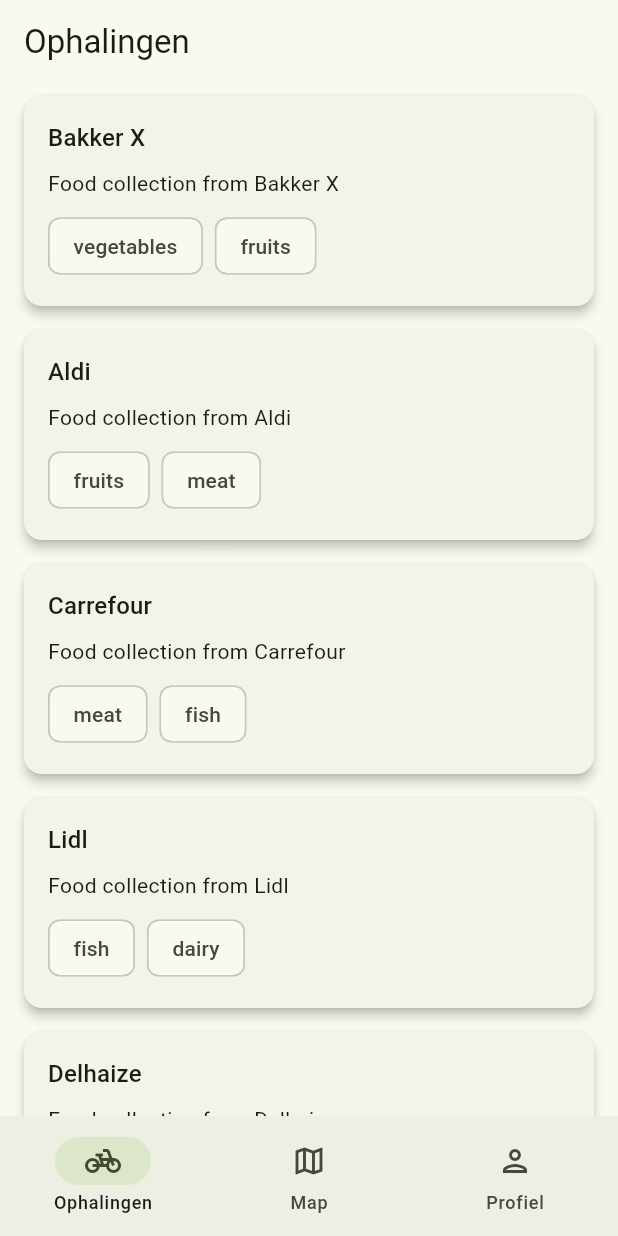
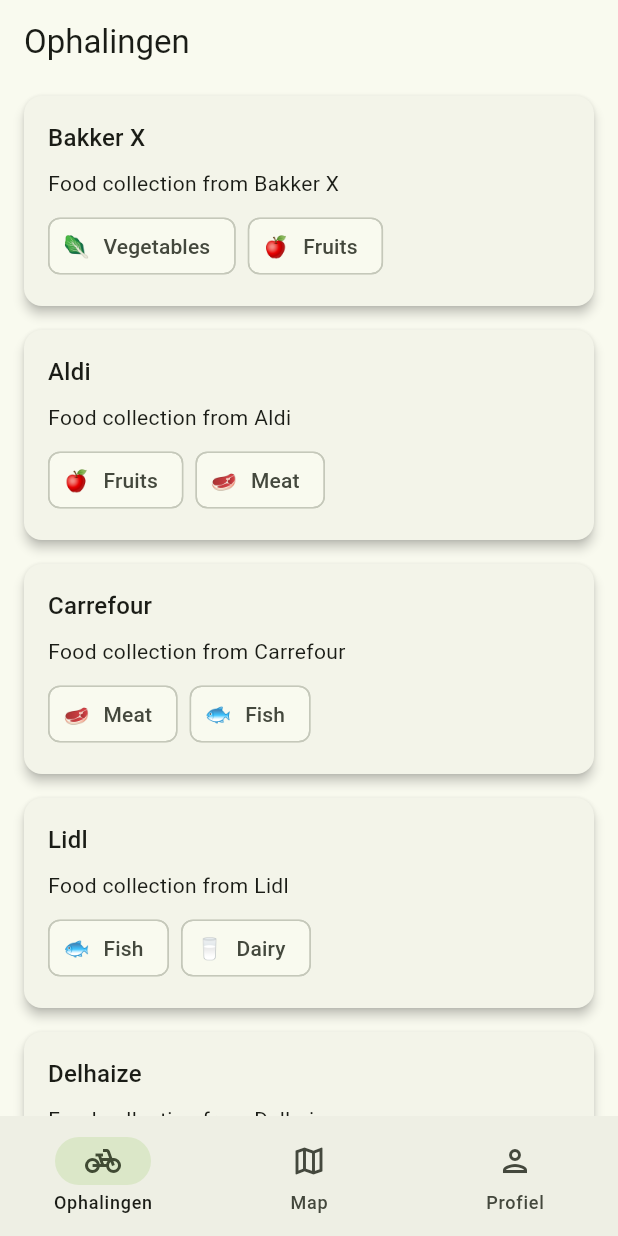
Before and after one commit to weAreHackaton/hackaton2025_6, a Flutter app: the screen it shows after launch, on a phone screen of 412 x 824 dp. Run offline on Flutter 3.47's test engine with Material 3 defaults, Android fonts, the phone set to English and light mode, and no system bars; our stand-ins replace equatable, flutter_map, latlong2.

Commit message:
emojis to infocards

```diff
--- a/lib/ophalingen/views/InfoCard.dart
+++ b/lib/ophalingen/views/InfoCard.dart
@@ -1,9 +1,11 @@
 import 'package:flutter/material.dart';
+import 'package:hackaton2025_6/ophalingen/ophalingen.dart';
+import 'package:hackaton2025_6/ophalingen/widgets/food_type_chip.dart';
 
 class InfoCard extends StatelessWidget {
     final String address;
     final String description;
-    final List<String> tags;
+    final List<FoodType> tags;
 
     const InfoCard({
         super.key,
@@ -31,7 +33,7 @@ class InfoCard extends StatelessWidget {
               Wrap(
                 spacing: 8,
                 runSpacing: -8,
-                children: tags.map((tag) => Chip(label: Text(tag))).toList(),
+                children: tags.map((foodType) => FoodTypeChip(foodType: foodType)).toList(),
               ),
           ],
         ),
--- a/lib/ophalingen/views/ophalingen_page.dart
+++ b/lib/ophalingen/views/ophalingen_page.dart
@@ -80,7 +80,7 @@ class OphalingenPage extends StatelessWidget {
             child: InfoCard(
               address: ophaling.user.name,
               description: ophaling.description,
-              tags: ophaling.foodtypes.map((type) => type.name).toList(),
+              tags: ophaling.foodtypes,
             ),
           );
         },
```
